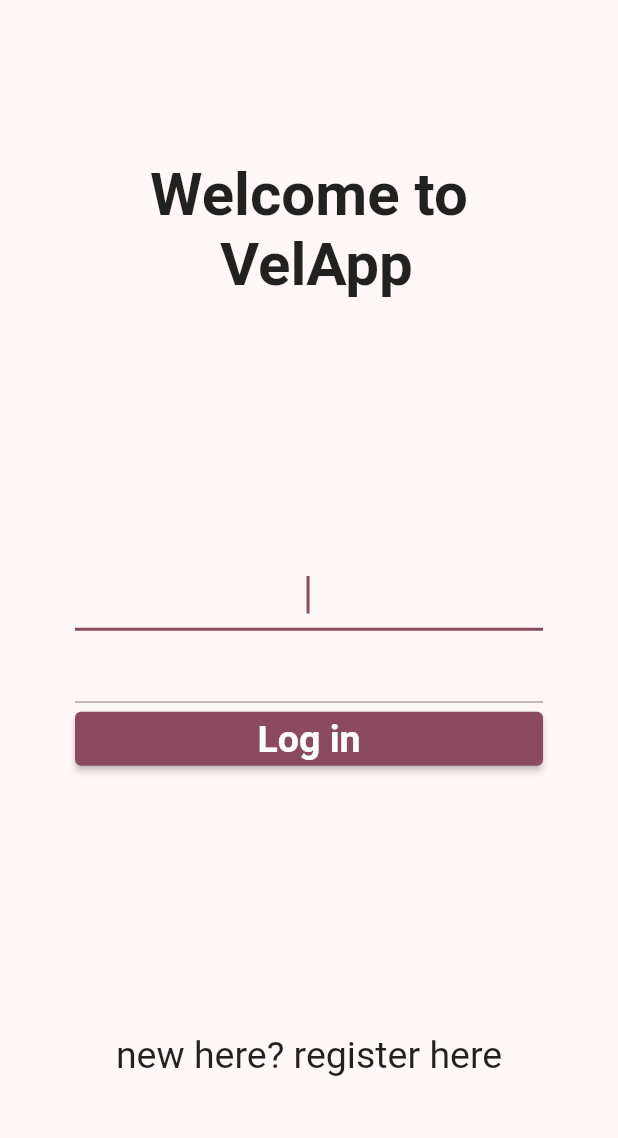
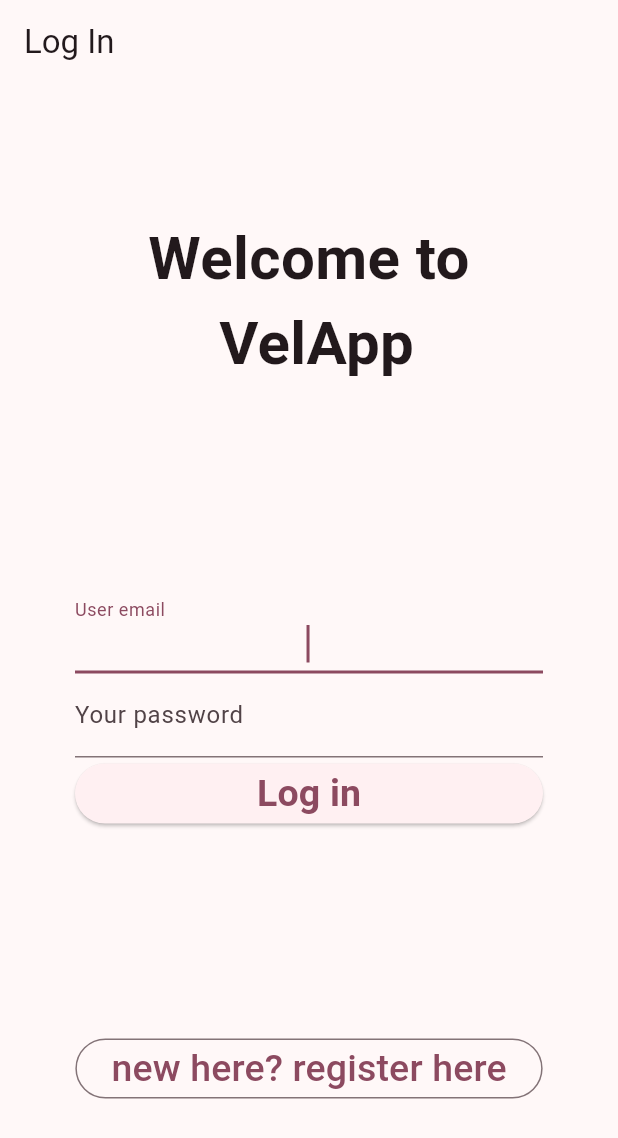
Before and after one commit to edunickdev/VelApp, a Flutter app: the LoginScreen screen opened directly, on a phone screen of 412 x 824 dp. Shown: the top 1138 px of the screen. Run offline on Flutter 3.47's test engine with Material 2 defaults, Android fonts, the light colour scheme and no system bars.

Commit message:
adding some initials routes and creating some basics widgets

```diff
--- a/lib/config/theme/app_theme.dart
+++ b/lib/config/theme/app_theme.dart
@@ -17,7 +17,7 @@ class AppTheme {
 
   ThemeData theme() {
     return ThemeData(
-        useMaterial3: false,
+        useMaterial3: true,
         colorSchemeSeed: _colorThemes[selectedColor],
         // brightness: Brightness.dark
       );
--- a/lib/presentation/login_signin/screens/login_screen.dart
+++ b/lib/presentation/login_signin/screens/login_screen.dart
@@ -1,5 +1,5 @@
 import 'package:flutter/material.dart';
-import 'package:vel_app/presentation/login_signin/wodgets/custom_button.dart';
+import 'package:vel_app/presentation/login_signin/widgets/custom_text_input.dart';
 
 class LoginScreen extends StatelessWidget {
   const LoginScreen({super.key});
@@ -7,6 +7,7 @@ class LoginScreen extends StatelessWidget {
   @override
   Widget build(BuildContext context) {
     return Scaffold(
+      appBar: AppBar(title: const Text('Log In')),
       body: Padding(
         padding: const EdgeInsets.symmetric(horizontal: 50, vertical: 20),
         child: Column(
@@ -21,22 +22,25 @@ class LoginScreen extends StatelessWidget {
               child: Column(
                 children: [
                   const CustomTextInput(
+                    'User email',
                     autofocus: true,
                     heightCursor: 25,
                     keyboardType: TextInputType.emailAddress,
                     alignText: TextAlign.center,
-                    shadow: false,
                   ),
                   const CustomTextInput(
-                      autofocus: true,
-                      heightCursor: 25,
-                      keyboardType: TextInputType.text,
-                      alignText: TextAlign.center,
-                      shadow: true),
+                    'Your password',
+                    heightCursor: 25,
+                    keyboardType: TextInputType.text,
+                    alignText: TextAlign.center,
+                    password: true,
+                  ),
                   SizedBox(
                       width: double.infinity,
                       child: ElevatedButton(
-                        onPressed: () {},
+                        onPressed: () {
+                          Navigator.popAndPushNamed(context, '/home');
+                        },
                         child: const Text(
                           'Log in',
                           style: TextStyle(
@@ -46,7 +50,15 @@ class LoginScreen extends StatelessWidget {
                 ],
               ),
             ),
-            const Text('new here? register here', style: TextStyle(fontSize: 25),)
+            OutlinedButton(
+              onPressed: () {
+                Navigator.pushNamed(context, '/signin');
+              },
+              child: const Text(
+                'new here? register here',
+                style: TextStyle(fontSize: 25),
+              ),
+            ),
           ],
         ),
       ),
--- a/lib/presentation/login_signin/wodgets/custom_button.dart
+++ b/lib/presentation/login_signin/widgets/custom_text_input.dart
@@ -1,18 +1,19 @@
 import 'package:flutter/material.dart';
 
 class CustomTextInput extends StatelessWidget {
+  final String label;
   final bool autofocus;
   final double heightCursor;
   final TextInputType keyboardType;
   final TextAlign alignText;
-  final bool shadow;
+  final bool password;
 
-  const CustomTextInput({super.key,
+  const CustomTextInput(this.label, {super.key,
       this.autofocus = false,
       required this.heightCursor,
       required this.keyboardType,
       required this.alignText,
-      required this.shadow
+      this.password = false,
     });
 
   @override
@@ -22,7 +23,8 @@ class CustomTextInput extends StatelessWidget {
       cursorHeight: heightCursor,
       keyboardType: keyboardType,
       textAlign: alignText,
-      obscureText: true,
+      obscureText: password,
+      decoration: InputDecoration(labelText: label),
     );
   }
 }
```
Also changed, not shown: lib/main.dart (+7 -0 lines), lib/presentation/login_signin/screens/signin_screen.dart (added, +55 -0 lines).
